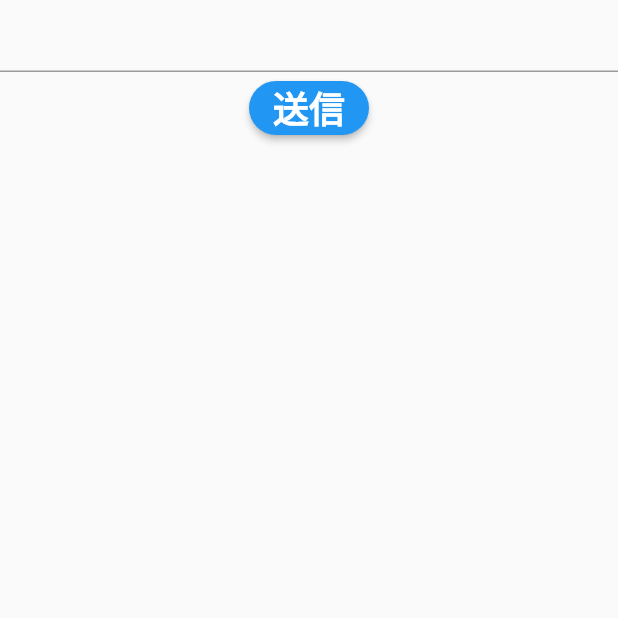
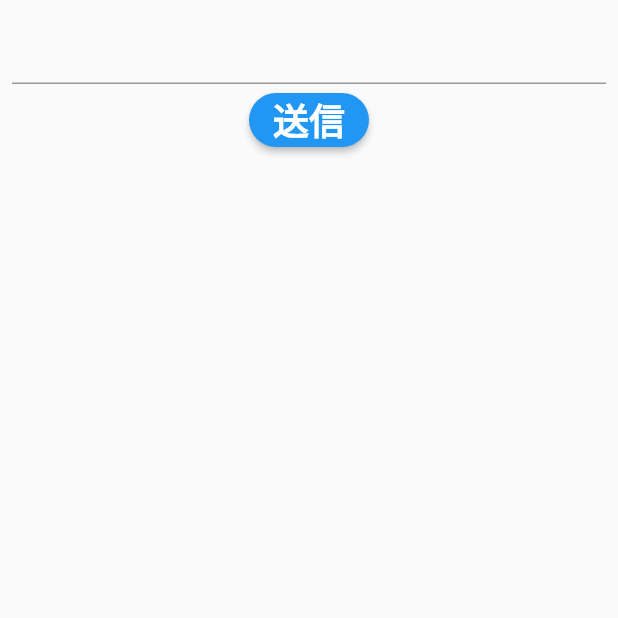
Before and after one commit to schezo817/blockposts, a Flutter app: the screen it shows after launch, after a tap on the "add" icon, after a tap on "MetaMaskに連携", on a phone screen of 412 x 824 dp, the top half of it. Run offline on Flutter 3.47's test engine with Material 2 defaults, Android fonts, the phone set to English and light mode, and no system bars; our stand-ins replace flutter_riverpod, go_router; missing offline and left inert: flutter_web3.

Commit message:
paddingの追加

```diff
--- a/blockposts_frontend/lib/scenes/home_view.dart
+++ b/blockposts_frontend/lib/scenes/home_view.dart
@@ -3,6 +3,7 @@ import 'package:flutter_riverpod/flutter_riverpod.dart';
 import 'package:go_router/go_router.dart';
 
 import '../util/auth_controller.dart';
+import '../util/design.dart';
 
 class HomeView extends ConsumerStatefulWidget {
   const HomeView({Key? key}) : super(key: key);
@@ -23,7 +24,7 @@ class _HomeViewState extends ConsumerState<HomeView> {
       child: Scaffold(
         body: SafeArea(
           child: ListView.builder(
-            padding: EdgeInsets.all(8),
+            padding: Design.padding(),
             itemCount: 20,
             itemBuilder: (context, index) {
               // EtherScanから投稿を取得して表示する
--- a/blockposts_frontend/lib/scenes/login_view.dart
+++ b/blockposts_frontend/lib/scenes/login_view.dart
@@ -4,6 +4,7 @@ import 'package:flutter_riverpod/flutter_riverpod.dart';
 import 'package:go_router/go_router.dart';
 import 'package:flutter_web3/flutter_web3.dart';
 import '../util/auth_controller.dart';
+import '../util/design.dart';
 
 class LoginView extends ConsumerStatefulWidget {
   const LoginView({Key? key}) : super(key: key);
@@ -21,7 +22,8 @@ class _LoginViewState extends ConsumerState<LoginView> {
         return true;
       },
       child: Scaffold(
-        body: Center(
+        body: Container(
+          padding: Design.padding(),
           child: ElevatedButton(
             style: ElevatedButton.styleFrom(
               backgroundColor: Colors.blue,
--- a/blockposts_frontend/lib/scenes/message_view.dart
+++ b/blockposts_frontend/lib/scenes/message_view.dart
@@ -2,6 +2,8 @@ import 'package:flutter/material.dart';
 import 'package:flutter_riverpod/flutter_riverpod.dart';
 import 'package:go_router/go_router.dart';
 import 'package:flutter_web3/flutter_web3.dart';
+
+import '../util/design.dart';
 
 class MessageView extends ConsumerStatefulWidget {
   const MessageView({Key? key}) : super(key: key);
@@ -13,6 +15,7 @@ class MessageView extends ConsumerStatefulWidget {
 //Metamask連携を行うボタンを配置する
 class _MessageViewState extends ConsumerState<MessageView> {
   var sendMessage = "";
+
   @override
   Widget build(BuildContext context) {
     return WillPopScope(
@@ -20,7 +23,8 @@ class _MessageViewState extends ConsumerState<MessageView> {
         return true;
       },
       child: Scaffold(
-        body: Center(
+        body: Container(
+          padding: Design.padding(),
           child: Column(children: <Widget>[
             TextFormField(
               controller: TextEditingController(text: sendMessage),
@@ -46,9 +50,7 @@ class _MessageViewState extends ConsumerState<MessageView> {
                   color: Colors.white,
                 ),
               ),
-              onPressed: () async {
-
-              },
+              onPressed: () async {},
             ),
           ]),
         ),
--- /dev/null
+++ b/blockposts_frontend/lib/util/design.dart
@@ -0,0 +1,8 @@
+import 'package:flutter/material.dart';
+
+class Design{
+  //　画面余白の大きさ
+  static EdgeInsets padding(){
+    return const EdgeInsets.all(8);
+  }
+}
```
